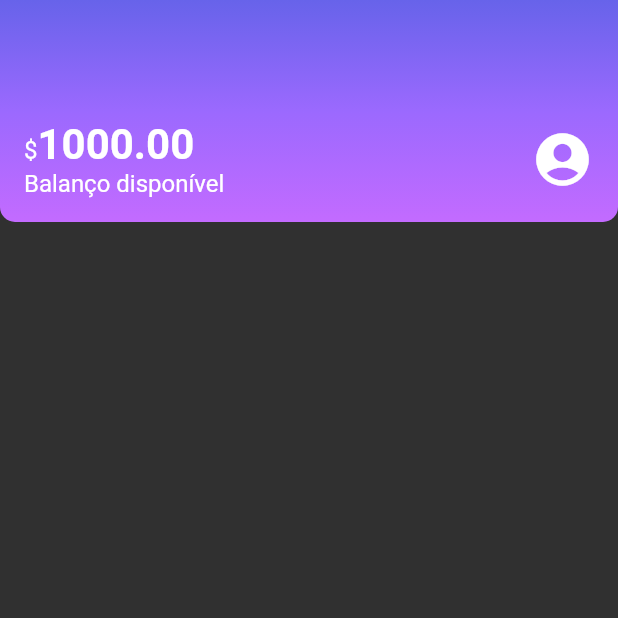
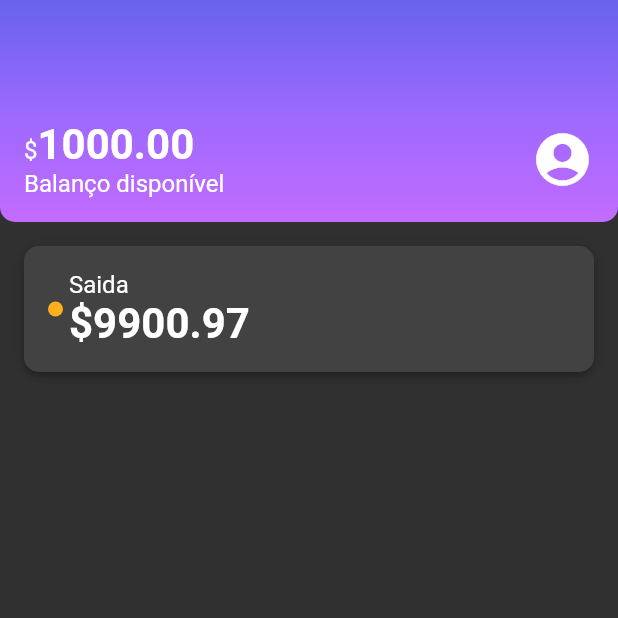
Before and after one commit to Dennyfentow/alurabank_com_tema, a Flutter app: the screen it shows after launch, on a phone screen of 412 x 824 dp, the top half of it. Run offline on Flutter 3.47's test engine with Material 2 defaults, Android fonts, the phone set to English and light mode, and no system bars.

Commit message:
update theme

```diff
--- a/lib/components/sections/recent_activity.dart
+++ b/lib/components/sections/recent_activity.dart
@@ -1,3 +1,6 @@
+import 'package:alubank/components/box_card.dart';
+import 'package:alubank/components/color_dot.dart';
+import 'package:alubank/themes/theme_colors.dart';
 import 'package:flutter/material.dart';
 
 class RecentActivity extends StatelessWidget {
@@ -5,6 +8,44 @@ class RecentActivity extends StatelessWidget {
 
   @override
   Widget build(BuildContext context) {
-    return Container();
+    return const Padding(
+      padding: EdgeInsets.all(16),
+      child: BoxCard(boxContent: _RecentActivityContent()),
+    );
   }
 }
+
+class _RecentActivityContent extends StatelessWidget {
+  const _RecentActivityContent({Key? key}) : super(key: key);
+
+  @override
+  Widget build(BuildContext context) {
+    return Column(
+      children: [
+        Row(
+          children: [
+            Row(
+              children: [
+                Padding(
+                  padding: const EdgeInsets.only(right: 4.0),
+                  child: ColorDot(color: ThemeColors.recentActivity['spent']),
+                ),
+                Column(
+                  crossAxisAlignment: CrossAxisAlignment.start,
+                  children: [
+                    const Text('Saida'),
+                    Text(
+                      '\$9900.97',
+                      style: Theme.of(context).textTheme.bodyLarge,
+                    ),
+                  ],
+                )
+              ],
+            ),
+            Row(),
+          ],
+        )
+      ],
+    );
+  }
+}
--- a/lib/screens/home.dart
+++ b/lib/screens/home.dart
@@ -9,7 +9,10 @@ class Home extends StatelessWidget {
   Widget build(BuildContext context) {
     return Scaffold(
       body: Column(
-        children: <Widget>[const Header(), const RecentActivity()],
+        children: const <Widget>[
+          Header(),
+          RecentActivity(),
+        ],
       ),
     );
   }
```
